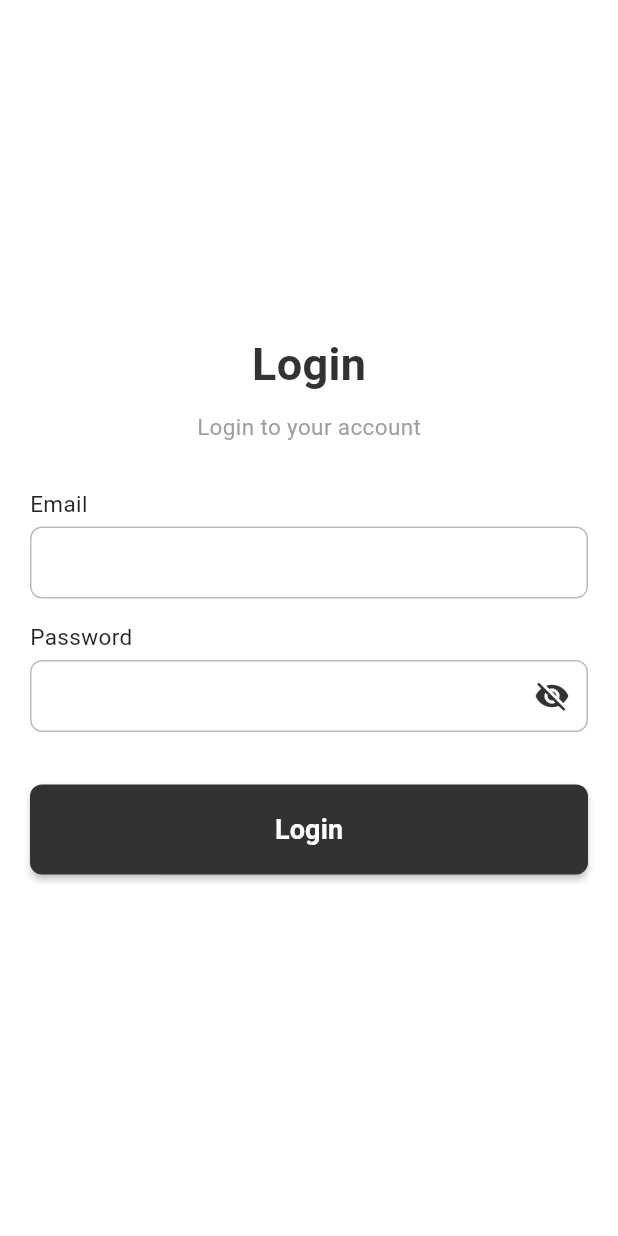
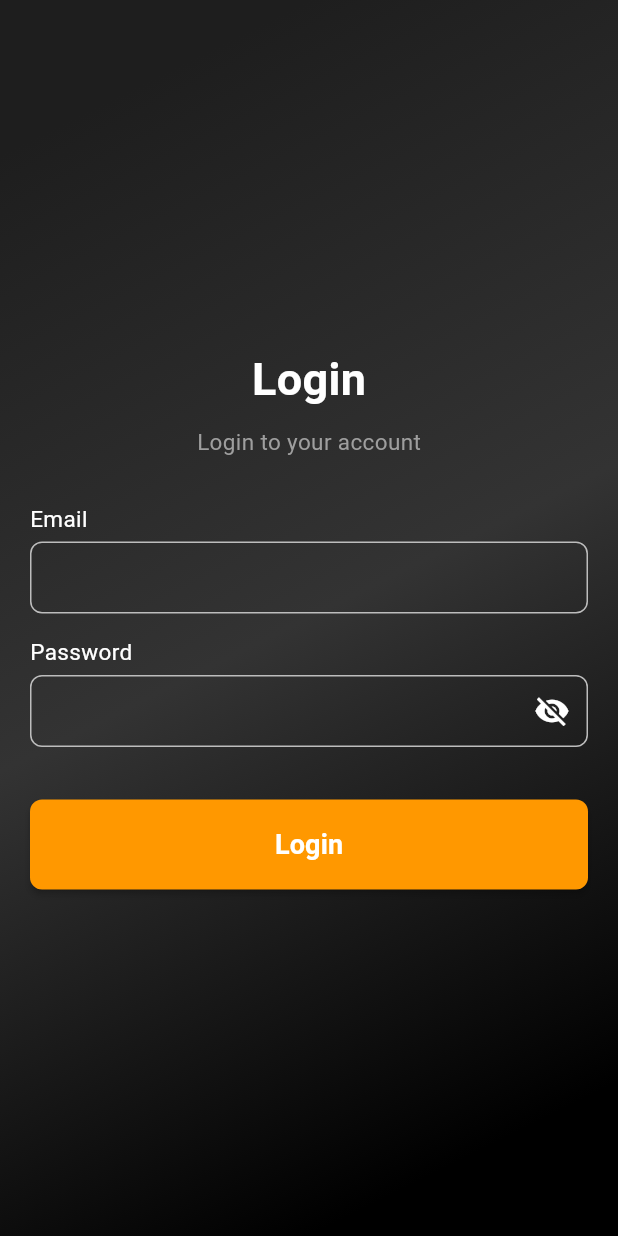
Before and after one commit to hassanmouusahassan/aou_club, a Flutter app: the screen it shows after launch, on a phone screen of 412 x 824 dp. Run offline on Flutter 3.47's test engine with Material 3 defaults, Android fonts, the phone set to English and light mode, and no system bars; our stand-ins replace firebase_auth, firebase_core, image_picker, shared_preferences; accounts and stored records are empty.

Commit message:
login page animation and style

```diff
--- a/lib/screens/login_page.dart
+++ b/lib/screens/login_page.dart
@@ -1,14 +1,12 @@
 import 'package:flutter/material.dart';
-import 'package:flutter/services.dart';
 import 'package:firebase_auth/firebase_auth.dart';
 import 'package:shared_preferences/shared_preferences.dart';
-import 'package:aou_club/screens/club_home_page.dart'; // Ensure this import is correct
+import 'package:aou_club/screens/club_home_page.dart';
 
 class LoginPage extends StatefulWidget {
-
   static const String routeName = '/login';
 
-  LoginPage({super.key});
+  LoginPage({Key? key}) : super(key: key);
 
   @override
   State<LoginPage> createState() => _LoginPageState();
@@ -16,33 +14,44 @@ class LoginPage extends StatefulWidget {
 
 class _LoginPageState extends State<LoginPage> {
   final FirebaseAuth _auth = FirebaseAuth.instance;
-
   final TextEditingController emailController = TextEditingController();
-
   final TextEditingController passwordController = TextEditingController();
-  bool _isPasswordVisible = false; // Add this line
+  bool _isPasswordVisible = false;
 
   Future<void> _login(String email, String password, BuildContext context) async {
     try {
       await _auth.signInWithEmailAndPassword(email: email, password: password);
       await saveLoginStatus(true);
-      Navigator.pushReplacement(context, MaterialPageRoute(builder: (context) => const ClubsPage()));
+
+      // Use custom page transition animation
+      Navigator.pushReplacement(
+        context,
+        PageRouteBuilder(
+          pageBuilder: (context, animation, secondaryAnimation) => const ClubsPage(),
+          transitionsBuilder: (context, animation, secondaryAnimation, child) {
+            const begin = Offset(1.0, 0.0);
+            const end = Offset.zero;
+            const curve = Curves.easeInOutCirc;
+
+            var tween = Tween(begin: begin, end: end).chain(CurveTween(curve: curve));
+            var offsetAnimation = animation.drive(tween);
+
+            return SlideTransition(position: offsetAnimation, child: child);
+          },
+        ),
+      );
     } catch (e) {
       print('Login Error: $e');
-      showDialog(
-        context: context,
-        builder: (BuildContext context) {
-          return AlertDialog(
-            title: const Text('Login Error'),
-            content: const Text('Invalid email or password. Please try again.'),
-            actions: <Widget>[
-              TextButton(
-                onPressed: () => Navigator.of(context).pop(),
-                child: const Text('OK'),
+      // Show error message in a snackbar
+      ScaffoldMessenger.of(context).showSnackBar(
+        SnackBar(
+          content: Text(
+            'Invalid email or password. Please try again.',
+            style: TextStyle(fontSize: 16, fontWeight: FontWeight.bold),
           ),
-            ],
-          );
-        },
+          duration: Duration(seconds: 3),
+          backgroundColor: Colors.red,
+        ),
       );
     }
   }
@@ -51,7 +60,22 @@ class _LoginPageState extends State<LoginPage> {
     SharedPreferences prefs = await SharedPreferences.getInstance();
     bool isLoggedIn = prefs.getBool('isLoggedIn') ?? false;
     if (isLoggedIn) {
-      Navigator.pushReplacement(context, MaterialPageRoute(builder: (context) => const ClubsPage()));
+      Navigator.pushReplacement(
+        context,
+        PageRouteBuilder(
+          pageBuilder: (context, animation, secondaryAnimation) => const ClubsPage(),
+          transitionsBuilder: (context, animation, secondaryAnimation, child) {
+            const begin = Offset(1.0, 0.0);
+            const end = Offset.zero;
+            const curve = Curves.easeInOutCirc;
+
+            var tween = Tween(begin: begin, end: end).chain(CurveTween(curve: curve));
+            var offsetAnimation = animation.drive(tween);
+
+            return SlideTransition(position: offsetAnimation, child: child);
+          },
+        ),
+      );
     }
   }
 
@@ -65,11 +89,26 @@ class _LoginPageState extends State<LoginPage> {
     checkLoginStatus(context);
 
     return Scaffold(
+      body: Stack(
+        children: [
+          // Background Gradient Animation
+          AnimatedContainer(
+            duration: Duration(seconds: 2),
+            decoration: BoxDecoration(
+              gradient: LinearGradient(
+                begin: Alignment.topLeft,
+                end: Alignment.bottomRight,
+                stops: [0.1, 0.5, 0.9],
+                colors: [
+                  Color(0xFF1E1E1E), // Dark Gray
+                  Color(0xFF333333), // Very Dark Gray
+                  Color(0xFF000000), // Black
+                ],
+              ),
+            ),
+          ),
 
-      resizeToAvoidBottomInset: false,
-      backgroundColor: Colors.white,
-
-      body: SafeArea(
+          SafeArea(
             child: Padding(
               padding: const EdgeInsets.all(20.0),
               child: Center(
@@ -80,7 +119,7 @@ class _LoginPageState extends State<LoginPage> {
                       const SizedBox(height: 20),
                       Text(
                         "Login",
-                    style: TextStyle(fontSize: 30, fontWeight: FontWeight.bold, color: Theme.of(context).primaryColor),
+                        style: TextStyle(fontSize: 30, fontWeight: FontWeight.bold, color: Colors.white),
                       ),
                       const SizedBox(height: 10),
                       const Text(
@@ -91,16 +130,14 @@ class _LoginPageState extends State<LoginPage> {
                       inputFile(label: "Email", controller: emailController),
                       inputFile(
                         label: "Password",
-                    obscureText: !_isPasswordVisible, // Use the state variable here
+                        obscureText: !_isPasswordVisible,
                         controller: passwordController,
                         icon: IconButton(
                           icon: Icon(
-                        // Change the icon based on the state
                             _isPasswordVisible ? Icons.visibility : Icons.visibility_off,
-                        color: Theme.of(context).primaryColor,
+                            color: Colors.white,
                           ),
                           onPressed: () {
-                        // Update the state on press
                             setState(() {
                               _isPasswordVisible = !_isPasswordVisible;
                             });
@@ -116,7 +153,7 @@ class _LoginPageState extends State<LoginPage> {
                           String password = passwordController.text.trim();
                           _login(email, password, context);
                         },
-                    color: Theme.of(context).primaryColor,
+                        color: Colors.orange,
                         shape: RoundedRectangleBorder(borderRadius: BorderRadius.circular(8)),
                         child: const Text(
                           "Login",
@@ -127,13 +164,15 @@ class _LoginPageState extends State<LoginPage> {
                           ),
                         ),
                       ),
-                  const SizedBox(height: 40),
+                      const SizedBox(height: 20),
                       // Additional options like 'Forgot Password?' or 'Sign Up' can be added here.
                     ],
                   ),
                 ),
               ),
             ),
+          ),
+        ],
       ),
     );
   }
@@ -142,7 +181,7 @@ class _LoginPageState extends State<LoginPage> {
     required String label,
     bool obscureText = false,
     TextEditingController? controller,
-    Widget? icon, // Add this parameter for the icon
+    Widget? icon,
   }) {
     return Column(
       crossAxisAlignment: CrossAxisAlignment.start,
@@ -150,13 +189,14 @@ class _LoginPageState extends State<LoginPage> {
         Text(
           label,
           style: const TextStyle(
-              fontSize: 15, fontWeight: FontWeight.w400, color: Colors.black87),
+            fontSize: 15, fontWeight: FontWeight.w400, color: Colors.white,
+          ),
         ),
         const SizedBox(height: 5),
         TextField(
           controller: controller,
           obscureText: obscureText,
-          style: const TextStyle(color: Colors.black),
+          style: const TextStyle(color: Colors.white),
           decoration: InputDecoration(
             contentPadding: const EdgeInsets.symmetric(vertical: 0, horizontal: 10),
             enabledBorder: OutlineInputBorder(
@@ -167,7 +207,7 @@ class _LoginPageState extends State<LoginPage> {
               borderRadius: BorderRadius.circular(8),
               borderSide: BorderSide(color: Colors.grey.shade800),
             ),
-            suffixIcon: icon, // Add the icon here
+            suffixIcon: icon,
           ),
         ),
         const SizedBox(height: 15),
--- a/pubspec.yaml
+++ b/pubspec.yaml
@@ -34,6 +34,7 @@ dependencies:
   image_picker: ^1.0.6
   shared_preferences: ^2.2.2
   intl: ^0.19.0
+
 
 
 
```
Lines whose indentation alone changed are shown as unchanged.
